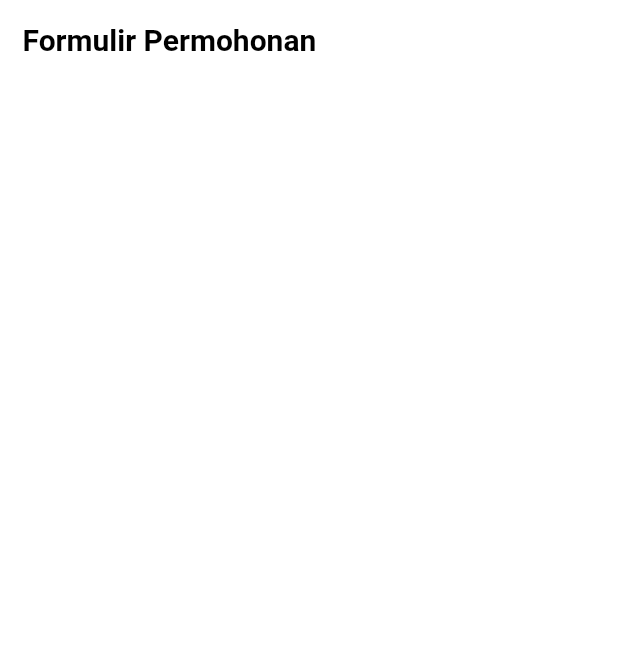
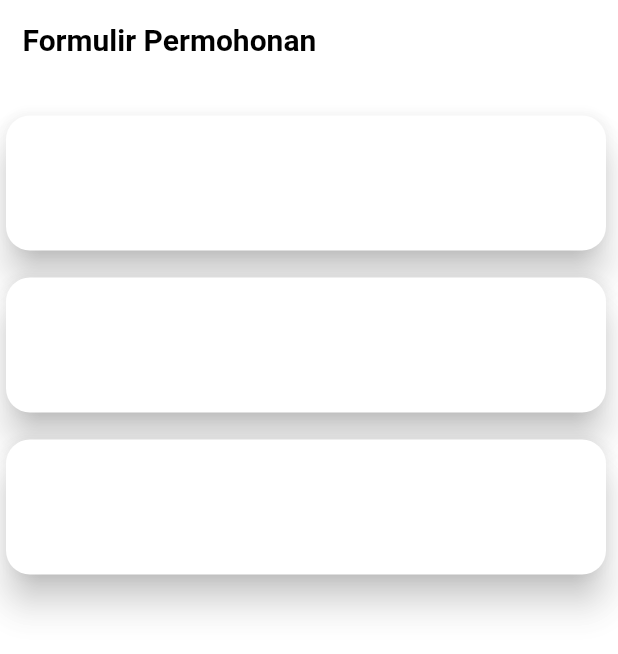
Before and after one commit to mohammad-diman/perizinan_ptsp, a Flutter app: the IzinPage screen opened directly, on a phone screen of 412 x 824 dp. Shown: the top 654 px of the screen. Run offline on Flutter 3.47's test engine with Material 3 defaults, Android fonts, the phone set to English and light mode, and no system bars; our stand-ins replace animate_do, dio, fl_chart, get, iconsax, retrofit; generated files the repository leaves out were written again; network calls fail.

Commit message:
membuat card form permohonan

```diff
--- a/lib/main.dart
+++ b/lib/main.dart
@@ -1,4 +1,6 @@
 
+import 'package:b/navbar/navbar.dart';
+import 'package:b/page/izinpage.dart';
 import 'package:b/page/loginpage.dart';
 import 'package:flutter/material.dart';
 
@@ -13,7 +15,7 @@ class MyApp extends StatelessWidget {
   Widget build(BuildContext context) {
     return MaterialApp(
       theme: ThemeData(scaffoldBackgroundColor: Colors.white),
-      home: LoginPage(),
+      home: NavigationMenu(),
     );
   }
 }
--- a/lib/model/authresponse.dart
+++ b/lib/model/authresponse.dart
@@ -3,7 +3,7 @@
 //     final AuthResponse = AuthResponseFromJson(jsonString);
 
 import 'dart:convert';
-import 'dart:ffi';
+
 
 AuthResponse authResponseFromJson(String str) =>
     AuthResponse.fromJson(json.decode(str));
--- a/lib/page/izinpage.dart
+++ b/lib/page/izinpage.dart
@@ -43,6 +43,48 @@ class _IzinPageState extends State<IzinPage> {
                   ),
                 ),
               ),
+              SizedBox(height: 20,),
+              FadeInUp(duration: Duration(milliseconds: 1000), child: Card(
+                color: Colors.white,
+                shape: RoundedRectangleBorder(
+                  borderRadius: BorderRadius.circular(16)
+                ),
+                elevation: 10,
+                child: Container(
+                  width: 400,
+                  height: 90,
+                  padding: EdgeInsets.all(16),
+                ),
+              ),),
+
+              SizedBox(height: 10,),
+              FadeInUp(duration: Duration(milliseconds: 1200), child: Card(
+                color: Colors.white,
+                shape: RoundedRectangleBorder(
+                  borderRadius: BorderRadius.circular(16)
+                ),
+                elevation: 10,
+                child: Container(
+                  width: 400,
+                  height: 90,
+                  padding: EdgeInsets.all(16),
+                ),
+              ),),
+
+              SizedBox(height: 10,),
+              FadeInUp(duration: Duration(milliseconds: 1300), child: Card(
+                color: Colors.white,
+                shape: RoundedRectangleBorder(
+                  borderRadius: BorderRadius.circular(16)
+                ),
+                elevation: 10,
+                child: Container(
+                  width: 400,
+                  height: 90,
+                  padding: EdgeInsets.all(16),
+                ),
+              ),),
+
             ],
           ),
         ),
--- a/lib/page/loginpage.dart
+++ b/lib/page/loginpage.dart
@@ -1,12 +1,11 @@
 import 'package:animate_do/animate_do.dart';
 import 'package:b/client/apiclient.dart';
-import 'package:b/model/authresponse.dart';
 import 'package:b/navbar/navbar.dart';
 import 'package:b/page/registerpage.dart';
 import 'package:dio/dio.dart';
 import 'package:flutter/cupertino.dart';
 import 'package:flutter/material.dart';
-import 'package:retrofit/retrofit.dart';
+
 
 class LoginPage extends StatefulWidget {
   const LoginPage({Key? key}) : super(key: key);
```
